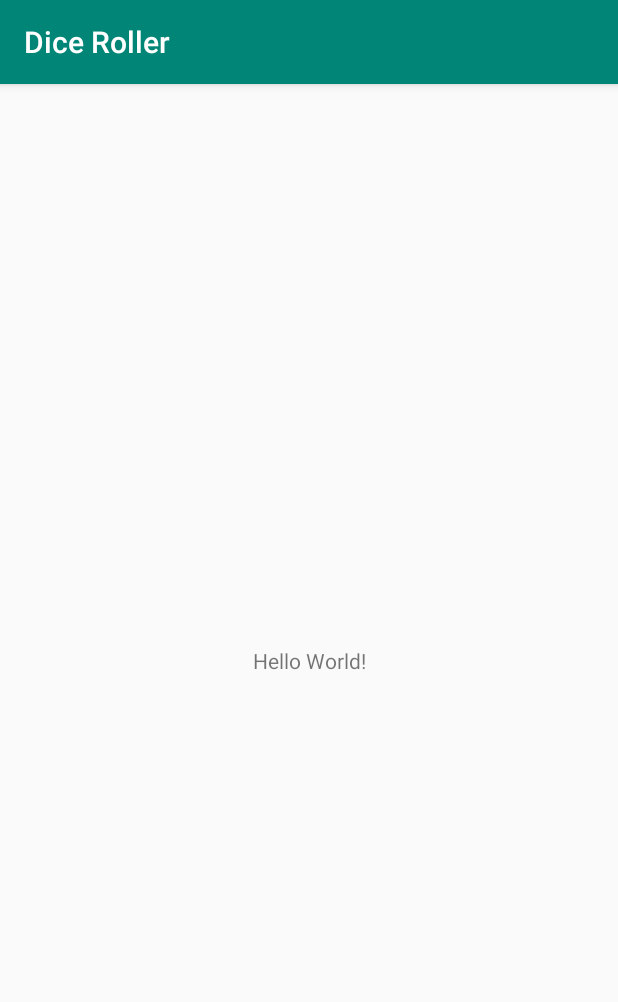
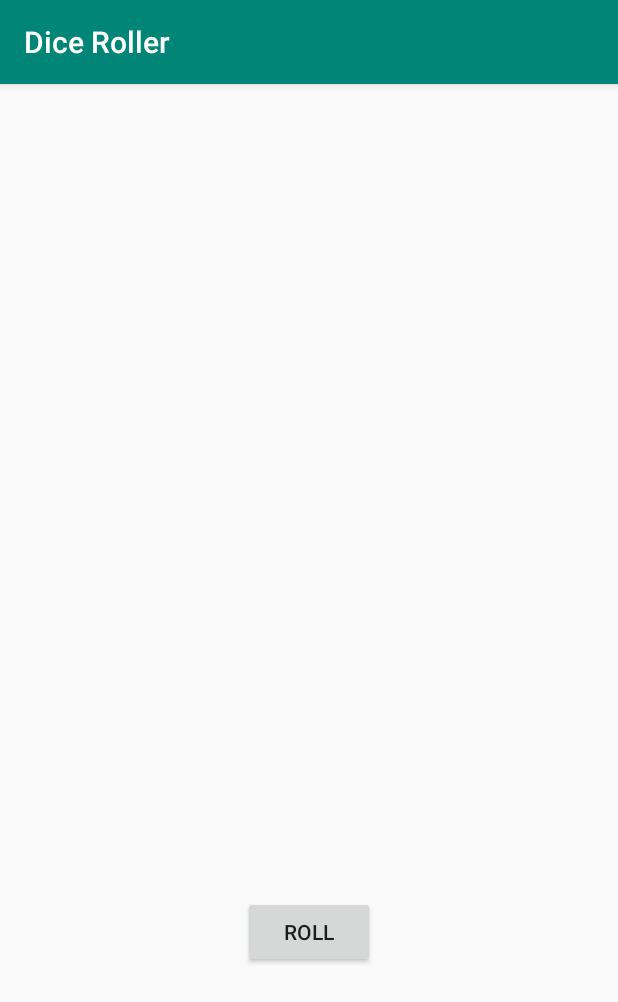
Before and after one commit to Robson75/DiceRoller, an Android app: the screen it shows after launch (MainActivity), on a phone screen of 412 x 824 dp. Shown: the top 1002 px of the screen. Run offline under Robolectric (Android 15) with nearby library versions, the phone set to English and light mode, and no system bars.

Commit message:
Make functional dice.

```diff
--- a/app/build.gradle
+++ b/app/build.gradle
@@ -14,6 +14,7 @@ android {
         versionCode 1
         versionName "1.0"
         testInstrumentationRunner "androidx.test.runner.AndroidJUnitRunner"
+        vectorDrawables.useSupportLibrary = true
     }
     buildTypes {
         release {
@@ -29,7 +30,7 @@ dependencies {
     implementation 'androidx.appcompat:appcompat:1.1.0'
     implementation 'androidx.core:core-ktx:1.2.0'
     implementation 'androidx.constraintlayout:constraintlayout:1.1.3'
-    testImplementation 'junit:junit:4.12'
+    testImplementation 'junit:junit:4.13'
     androidTestImplementation 'androidx.test.ext:junit:1.1.1'
     androidTestImplementation 'androidx.test.espresso:espresso-core:3.2.0'
 }
--- a/app/src/main/java/com/example/android/diceroller/MainActivity.kt
+++ b/app/src/main/java/com/example/android/diceroller/MainActivity.kt
@@ -2,11 +2,37 @@ package com.example.android.diceroller
 
 import androidx.appcompat.app.AppCompatActivity
 import android.os.Bundle
+import android.widget.Button
+import android.widget.ImageView
+import android.widget.TextView
+import android.widget.Toast
+import kotlin.random.Random
 
 class MainActivity : AppCompatActivity() {
+    lateinit var diceImage : ImageView
 
     override fun onCreate(savedInstanceState: Bundle?) {
         super.onCreate(savedInstanceState)
         setContentView(R.layout.activity_main)
+        diceImage = findViewById(R.id.dice_image)
+        val rollButton: Button = findViewById(R.id.roll_button)
+        rollButton.setOnClickListener {
+            rollDice()
+        }
     }
+
+    private fun rollDice(){
+        val randomInt = Random.nextInt(6) + 1
+        val drawableResource = when(randomInt){
+            1 -> R.drawable.dice_1
+            2 -> R.drawable.dice_2
+            3 -> R.drawable.dice_3
+            4 -> R.drawable.dice_4
+            5 -> R.drawable.dice_5
+            6 -> R.drawable.dice_6
+            else -> R.drawable.empty_dice
+        }
+        diceImage.setImageResource(drawableResource)
+    }
+
 }
--- /dev/null
+++ b/app/src/main/res/drawable-v24/dice_1.xml
@@ -0,0 +1,66 @@
+<!--
+  ~ Copyright 2018, The Android Open Source Project
+  ~
+  ~ Licensed under the Apache License, Version 2.0 (the "License");
+  ~ you may not use this file except in compliance with the License.
+  ~ You may obtain a copy of the License at
+  ~
+  ~     http://www.apache.org/licenses/LICENSE-2.0
+  ~
+  ~ Unless required by applicable law or agreed to in writing, software
+  ~ distributed under the License is distributed on an "AS IS" BASIS,
+  ~ WITHOUT WARRANTIES OR CONDITIONS OF ANY KIND, either express or implied.
+  ~ See the License for the specific language governing permissions and
+  ~ limitations under the License.
+  -->
+
+<vector xmlns:android="http://schemas.android.com/apk/res/android"
+    android:width="200dp"
+    android:height="250dp"
+    android:viewportWidth="800"
+    android:viewportHeight="1000">
+    <path
+        android:fillAlpha="0.5"
+        android:fillColor="#eee"
+        android:pathData="M740.8,635.42c-68.27,90.47 -249.77,201.76 -316,240.63a50.7,50.7 0,0 1,-49.93 0.81c-64.19,-35 -234.09,-133.88 -315.65,-242a14.69,14.69 0,0 1,-0.12 -17.49c77.58,-106.29 159.67,-258.89 341.06,-258.89 182,0 242.19,139.08 340.27,258.88A14.62,14.62 0,0 1,740.8 635.42Z"
+        android:strokeAlpha="0.5" />
+    <path
+        android:fillColor="#bdbdbd"
+        android:pathData="M704.9,630l-294.29,191.06l0,-340.85l294.29,-191.06l0,340.85z" />
+    <path
+        android:fillColor="#e0e0e0"
+        android:pathData="M97.59,630l294.29,191.06l0,-340.85l-294.29,-191.06l0,340.85z" />
+    <path
+        android:fillColor="#f5f5f5"
+        android:pathData="M400.14,464.73l-293.19,-191.45l293.19,-156.31l295.39,156.31l-295.39,191.45z" />
+    <path
+        android:fillColor="#eee"
+        android:pathData="M106.95,273.28l-9.36,15.87l294.29,191.06l8.26,-15.48l-293.19,-191.45z" />
+    <path
+        android:fillColor="#e0e0e0"
+        android:pathData="M695.53,273.28l9.37,15.87l-294.29,191.06l-10.47,-15.48l295.39,-191.45z" />
+    <path
+        android:fillColor="#eee"
+        android:pathData="M391.88,480.21h18.73v340.85h-18.73z" />
+    <path
+        android:fillColor="#f5f5f5"
+        android:pathData="M400.14,464.73l-8.26,15.48l18.73,0l-10.47,-15.48z" />
+    <path
+        android:fillColor="#78c257"
+        android:pathData="M397.45,297.62a16.9,28.71 97.07,1 0,4.16 -33.54a16.9,28.71 97.07,1 0,-4.16 33.54z" />
+    <path
+        android:fillColor="#78c257"
+        android:pathData="M297.17,539.02a30.12,16.11 53.82,1 0,26.01 -19.02a30.12,16.11 53.82,1 0,-26.01 19.02z" />
+    <path
+        android:fillColor="#78c257"
+        android:pathData="M161.96,588.24a30.12,16.11 53.82,1 0,26.01 -19.02a30.12,16.11 53.82,1 0,-26.01 19.02z" />
+    <path
+        android:fillColor="#78c257"
+        android:pathData="M551.15,579.45a30.12,16.11 126.18,1 0,35.56 -48.62a30.12,16.11 126.18,1 0,-35.56 48.62z" />
+    <path
+        android:fillColor="#78c257"
+        android:pathData="M469.12,549.58a30.12,16.11 126.18,1 0,35.56 -48.62a30.12,16.11 126.18,1 0,-35.56 48.62z" />
+    <path
+        android:fillColor="#78c257"
+        android:pathData="M633.17,609.29a30.12,16.11 126.18,1 0,35.56 -48.62a30.12,16.11 126.18,1 0,-35.56 48.62z" />
+</vector>
--- /dev/null
+++ b/app/src/main/res/drawable-v24/dice_2.xml
@@ -0,0 +1,66 @@
+<!--
+  ~ Copyright 2018, The Android Open Source Project
+  ~
+  ~ Licensed under the Apache License, Version 2.0 (the "License");
+  ~ you may not use this file except in compliance with the License.
+  ~ You may obtain a copy of the License at
+  ~
+  ~     http://www.apache.org/licenses/LICENSE-2.0
+  ~
+  ~ Unless required by applicable law or agreed to in writing, software
+  ~ distributed under the License is distributed on an "AS IS" BASIS,
+  ~ WITHOUT WARRANTIES OR CONDITIONS OF ANY KIND, either express or implied.
+  ~ See the License for the specific language governing permissions and
+  ~ limitations under the License.
+  -->
+
+<vector xmlns:android="http://schemas.android.com/apk/res/android"
+    android:width="200dp"
+    android:height="250dp"
+    android:viewportWidth="800"
+    android:viewportHeight="1000">
+    <path
+        android:fillAlpha="0.5"
+        android:fillColor="#eee"
+        android:pathData="M740.8,635.42c-68.27,90.47 -249.77,201.76 -316,240.63a50.7,50.7 0,0 1,-49.93 0.81c-64.19,-35 -234.09,-133.88 -315.65,-242a14.69,14.69 0,0 1,-0.12 -17.49c77.58,-106.29 159.67,-258.89 341.06,-258.89 182,0 242.19,139.08 340.27,258.88A14.62,14.62 0,0 1,740.8 635.42Z"
+        android:strokeAlpha="0.5" />
+    <path
+        android:fillColor="#bdbdbd"
+        android:pathData="M704.9,630l-294.29,191.06l0,-340.85l294.29,-191.06l0,340.85z" />
+    <path
+        android:fillColor="#e0e0e0"
+        android:pathData="M97.59,630l294.29,191.06l0,-340.85l-294.29,-191.06l0,340.85z" />
+    <path
+        android:fillColor="#f5f5f5"
+        android:pathData="M400.14,464.73l-293.19,-191.45l293.19,-156.31l295.39,156.31l-295.39,191.45z" />
+    <path
+        android:fillColor="#eee"
+        android:pathData="M106.95,273.28l-9.36,15.87l294.29,191.06l8.26,-15.48l-293.19,-191.45z" />
+    <path
+        android:fillColor="#e0e0e0"
+        android:pathData="M695.53,273.28l9.37,15.87l-294.29,191.06l-10.47,-15.48l295.39,-191.45z" />
+    <path
+        android:fillColor="#eee"
+        android:pathData="M391.88,480.21h18.73v340.85h-18.73z" />
+    <path
+        android:fillColor="#f5f5f5"
+        android:pathData="M400.14,464.73l-8.26,15.48l18.73,0l-10.47,-15.48z" />
+    <path
+        android:fillColor="#78c257"
+        android:pathData="M520.85,303.25a16.9,28.71 97.07,1 0,4.16 -33.54a16.9,28.71 97.07,1 0,-4.16 33.54z" />
+    <path
+        android:fillColor="#78c257"
+        android:pathData="M273.33,291.99a16.9,28.71 97.07,1 0,4.16 -33.54a16.9,28.71 97.07,1 0,-4.16 33.54z" />
+    <path
+        android:fillColor="#78c257"
+        android:pathData="M229.56,563.64a30.12,16.11 53.82,1 0,26.01 -19.02a30.12,16.11 53.82,1 0,-26.01 19.02z" />
+    <path
+        android:fillColor="#78c257"
+        android:pathData="M311.58,533.77a30.12,16.11 53.82,1 0,26.01 -19.02a30.12,16.11 53.82,1 0,-26.01 19.02z" />
+    <path
+        android:fillColor="#78c257"
+        android:pathData="M147.54,593.49a30.12,16.11 53.82,1 0,26.01 -19.02a30.12,16.11 53.82,1 0,-26.01 19.02z" />
+    <path
+        android:fillColor="#78c257"
+        android:pathData="M551.15,579.45a30.12,16.11 126.18,1 0,35.56 -48.62a30.12,16.11 126.18,1 0,-35.56 48.62z" />
+</vector>
--- /dev/null
+++ b/app/src/main/res/drawable-v24/dice_3.xml
@@ -0,0 +1,66 @@
+<!--
+  ~ Copyright 2018, The Android Open Source Project
+  ~
+  ~ Licensed under the Apache License, Version 2.0 (the "License");
+  ~ you may not use this file except in compliance with the License.
+  ~ You may obtain a copy of the License at
+  ~
+  ~     http://www.apache.org/licenses/LICENSE-2.0
+  ~
+  ~ Unless required by applicable law or agreed to in writing, software
+  ~ distributed under the License is distributed on an "AS IS" BASIS,
+  ~ WITHOUT WARRANTIES OR CONDITIONS OF ANY KIND, either express or implied.
+  ~ See the License for the specific language governing permissions and
+  ~ limitations under the License.
+  -->
+
+<vector xmlns:android="http://schemas.android.com/apk/res/android"
+    android:width="200dp"
+    android:height="250dp"
+    android:viewportWidth="800"
+    android:viewportHeight="1000">
+    <path
+        android:fillAlpha="0.5"
+        android:fillColor="#eee"
+        android:pathData="M740.8,635.42c-68.27,90.47 -249.77,201.76 -316,240.63a50.7,50.7 0,0 1,-49.93 0.81c-64.19,-35 -234.09,-133.88 -315.65,-242a14.69,14.69 0,0 1,-0.12 -17.49c77.58,-106.29 159.67,-258.89 341.06,-258.89 182,0 242.19,139.08 340.27,258.88A14.62,14.62 0,0 1,740.8 635.42Z"
+        android:strokeAlpha="0.5" />
+    <path
+        android:fillColor="#bdbdbd"
+        android:pathData="M704.9,630l-294.29,191.06l0,-340.85l294.29,-191.06l0,340.85z" />
+    <path
+        android:fillColor="#e0e0e0"
+        android:pathData="M97.59,630l294.29,191.06l0,-340.85l-294.29,-191.06l0,340.85z" />
+    <path
+        android:fillColor="#f5f5f5"
+        android:pathData="M400.14,464.73l-293.19,-191.45l293.19,-156.31l295.39,156.31l-295.39,191.45z" />
+    <path
+        android:fillColor="#eee"
+        android:pathData="M106.95,273.28l-9.36,15.87l294.29,191.06l8.26,-15.48l-293.19,-191.45z" />
+    <path
+        android:fillColor="#e0e0e0"
+        android:pathData="M695.53,273.28l9.37,15.87l-294.29,191.06l-10.47,-15.48l295.39,-191.45z" />
+    <path
+        android:fillColor="#eee"
+        android:pathData="M391.88,480.21h18.73v340.85h-18.73z" />
+    <path
+        android:fillColor="#f5f5f5"
+        android:pathData="M400.14,464.73l-8.26,15.48l18.73,0l-10.47,-15.48z" />
+    <path
+        android:fillColor="#78c257"
+        android:pathData="M398.11,297.62a16.9,28.71 97.07,1 0,4.16 -33.54a16.9,28.71 97.07,1 0,-4.16 33.54z" />
+    <path
+        android:fillColor="#78c257"
+        android:pathData="M548.27,304.46a16.9,28.71 97.07,1 0,4.16 -33.54a16.9,28.71 97.07,1 0,-4.16 33.54z" />
+    <path
+        android:fillColor="#78c257"
+        android:pathData="M247.95,290.79a16.9,28.71 97.07,1 0,4.16 -33.54a16.9,28.71 97.07,1 0,-4.16 33.54z" />
+    <path
+        android:fillColor="#78c257"
+        android:pathData="M229.56,563.64a30.12,16.11 53.82,1 0,26.01 -19.02a30.12,16.11 53.82,1 0,-26.01 19.02z" />
+    <path
+        android:fillColor="#78c257"
+        android:pathData="M483.54,554.83a30.12,16.11 126.18,1 0,35.56 -48.62a30.12,16.11 126.18,1 0,-35.56 48.62z" />
+    <path
+        android:fillColor="#78c257"
+        android:pathData="M618.75,604.04a30.12,16.11 126.18,1 0,35.56 -48.62a30.12,16.11 126.18,1 0,-35.56 48.62z" />
+</vector>
--- /dev/null
+++ b/app/src/main/res/drawable-v24/dice_4.xml
@@ -0,0 +1,69 @@
+<!--
+  ~ Copyright 2018, The Android Open Source Project
+  ~
+  ~ Licensed under the Apache License, Version 2.0 (the "License");
+  ~ you may not use this file except in compliance with the License.
+  ~ You may obtain a copy of the License at
+  ~
+  ~     http://www.apache.org/licenses/LICENSE-2.0
+  ~
+  ~ Unless required by applicable law or agreed to in writing, software
+  ~ distributed under the License is distributed on an "AS IS" BASIS,
+  ~ WITHOUT WARRANTIES OR CONDITIONS OF ANY KIND, either express or implied.
+  ~ See the License for the specific language governing permissions and
+  ~ limitations under the License.
+  -->
+
+<vector xmlns:android="http://schemas.android.com/apk/res/android"
+    android:width="200dp"
+    android:height="250dp"
+    android:viewportWidth="800"
+    android:viewportHeight="1000">
+    <path
+        android:fillAlpha="0.5"
+        android:fillColor="#eee"
+        android:pathData="M740.8,635.42c-68.27,90.47 -249.77,201.76 -316,240.63a50.7,50.7 0,0 1,-49.93 0.81c-64.19,-35 -234.09,-133.88 -315.65,-242a14.69,14.69 0,0 1,-0.12 -17.49c77.58,-106.29 159.67,-258.89 341.06,-258.89 182,0 242.19,139.08 340.27,258.88A14.62,14.62 0,0 1,740.8 635.42Z"
+        android:strokeAlpha="0.5" />
+    <path
+        android:fillColor="#bdbdbd"
+        android:pathData="M704.9,630l-294.29,191.06l0,-340.85l294.29,-191.06l0,340.85z" />
+    <path
+        android:fillColor="#e0e0e0"
+        android:pathData="M97.59,630l294.29,191.06l0,-340.85l-294.29,-191.06l0,340.85z" />
+    <path
+        android:fillColor="#f5f5f5"
+        android:pathData="M400.14,464.73l-293.19,-191.45l293.19,-156.31l295.39,156.31l-295.39,191.45z" />
+    <path
+        android:fillColor="#eee"
+        android:pathData="M106.95,273.28l-9.36,15.87l294.29,191.06l8.26,-15.48l-293.19,-191.45z" />
+    <path
+        android:fillColor="#e0e0e0"
+        android:pathData="M695.53,273.28l9.37,15.87l-294.29,191.06l-10.47,-15.48l295.39,-191.45z" />
+    <path
+        android:fillColor="#eee"
+        android:pathData="M391.88,480.21h18.73v340.85h-18.73z" />
+    <path
+        android:fillColor="#f5f5f5"
+        android:pathData="M400.14,464.73l-8.26,15.48l18.73,0l-10.47,-15.48z" />
+    <path
+        android:fillColor="#78c257"
+        android:pathData="M530.08,303.65a16.9,28.71 97.07,1 0,4.16 -33.54a16.9,28.71 97.07,1 0,-4.16 33.54z" />
+    <path
+        android:fillColor="#78c257"
+        android:pathData="M389.68,218.17a16.9,28.71 97.07,1 0,4.16 -33.54a16.9,28.71 97.07,1 0,-4.16 33.54z" />
+    <path
+        android:fillColor="#78c257"
+        android:pathData="M405.35,377.09a16.9,28.71 97.07,1 0,4.16 -33.54a16.9,28.71 97.07,1 0,-4.16 33.54z" />
+    <path
+        android:fillColor="#78c257"
+        android:pathData="M264.95,291.6a16.9,28.71 97.07,1 0,4.16 -33.54a16.9,28.71 97.07,1 0,-4.16 33.54z" />
+    <path
+        android:fillColor="#78c257"
+        android:pathData="M297.17,541.59a30.12,16.11 53.82,1 0,26.01 -19.02a30.12,16.11 53.82,1 0,-26.01 19.02z" />
+    <path
+        android:fillColor="#78c257"
+        android:pathData="M161.96,590.81a30.12,16.11 53.82,1 0,26.01 -19.02a30.12,16.11 53.82,1 0,-26.01 19.02z" />
+    <path
+        android:fillColor="#78c257"
+        android:pathData="M551.15,579.45a30.12,16.11 126.18,1 0,35.56 -48.62a30.12,16.11 126.18,1 0,-35.56 48.62z" />
+</vector>
--- /dev/null
+++ b/app/src/main/res/drawable-v24/dice_5.xml
@@ -0,0 +1,75 @@
+<!--
+  ~ Copyright 2018, The Android Open Source Project
+  ~
+  ~ Licensed under the Apache License, Version 2.0 (the "License");
+  ~ you may not use this file except in compliance with the License.
+  ~ You may obtain a copy of the License at
+  ~
+  ~     http://www.apache.org/licenses/LICENSE-2.0
+  ~
+  ~ Unless required by applicable law or agreed to in writing, software
+  ~ distributed under the License is distributed on an "AS IS" BASIS,
+  ~ WITHOUT WARRANTIES OR CONDITIONS OF ANY KIND, either express or implied.
+  ~ See the License for the specific language governing permissions and
+  ~ limitations under the License.
+  -->
+
+<vector xmlns:android="http://schemas.android.com/apk/res/android"
+    android:width="200dp"
+    android:height="250dp"
+    android:viewportWidth="800"
+    android:viewportHeight="1000">
+    <path
+        android:fillAlpha="0.5"
+        android:fillColor="#eee"
+        android:pathData="M740.8,635.42c-68.27,90.47 -249.77,201.76 -316,240.63a50.7,50.7 0,0 1,-49.93 0.81c-64.19,-35 -234.09,-133.88 -315.65,-242a14.69,14.69 0,0 1,-0.12 -17.49c77.58,-106.29 159.67,-258.89 341.06,-258.89 182,0 242.19,139.08 340.27,258.88A14.62,14.62 0,0 1,740.8 635.42Z"
+        android:strokeAlpha="0.5" />
+    <path
+        android:fillColor="#bdbdbd"
+        android:pathData="M704.9,630l-294.29,191.06l0,-340.85l294.29,-191.06l0,340.85z" />
+    <path
+        android:fillColor="#e0e0e0"
+        android:pathData="M97.59,630l294.29,191.06l0,-340.85l-294.29,-191.06l0,340.85z" />
+    <path
+        android:fillColor="#f5f5f5"
+        android:pathData="M400.14,464.73l-293.19,-191.45l293.19,-156.31l295.39,156.31l-295.39,191.45z" />
+    <path
+        android:fillColor="#eee"
+        android:pathData="M106.95,273.28l-9.36,15.87l294.29,191.06l8.26,-15.48l-293.19,-191.45z" />
+    <path
+        android:fillColor="#e0e0e0"
+        android:pathData="M695.53,273.28l9.37,15.87l-294.29,191.06l-10.47,-15.48l295.39,-191.45z" />
+    <path
+        android:fillColor="#eee"
+        android:pathData="M391.88,480.21h18.73v340.85h-18.73z" />
+    <path
+        android:fillColor="#f5f5f5"
+        android:pathData="M400.14,464.73l-8.26,15.48l18.73,0l-10.47,-15.48z" />
+    <path
+        android:fillColor="#78c257"
+        android:pathData="M397.05,297.63a16.9,28.71 97.07,1 0,4.16 -33.54a16.9,28.71 97.07,1 0,-4.16 33.54z" />
+    <path
+        android:fillColor="#78c257"
+        android:pathData="M547.21,304.45a16.9,28.71 97.07,1 0,4.16 -33.54a16.9,28.71 97.07,1 0,-4.16 33.54z" />
+    <path
+        android:fillColor="#78c257"
+        android:pathData="M388.17,207.62a16.9,28.71 97.07,1 0,4.16 -33.54a16.9,28.71 97.07,1 0,-4.16 33.54z" />
+    <path
+        android:fillColor="#78c257"
+        android:pathData="M405.93,387.62a16.9,28.71 97.07,1 0,4.16 -33.54a16.9,28.71 97.07,1 0,-4.16 33.54z" />
+    <path
+        android:fillColor="#78c257"
+        android:pathData="M246.89,290.79a16.9,28.71 97.07,1 0,4.16 -33.54a16.9,28.71 97.07,1 0,-4.16 33.54z" />
+    <path
+        android:fillColor="#78c257"
+        android:pathData="M229.56,563.64a30.12,16.11 53.82,1 0,26.01 -19.02a30.12,16.11 53.82,1 0,-26.01 19.02z" />
+    <path
+        android:fillColor="#78c257"
+        android:pathData="M551.15,579.45a30.12,16.11 126.18,1 0,35.56 -48.62a30.12,16.11 126.18,1 0,-35.56 48.62z" />
+    <path
+        android:fillColor="#78c257"
+        android:pathData="M469.12,549.58a30.12,16.11 126.18,1 0,35.56 -48.62a30.12,16.11 126.18,1 0,-35.56 48.62z" />
+    <path
+        android:fillColor="#78c257"
+        android:pathData="M633.17,609.29a30.12,16.11 126.18,1 0,35.56 -48.62a30.12,16.11 126.18,1 0,-35.56 48.62z" />
+</vector>
--- /dev/null
+++ b/app/src/main/res/drawable-v24/dice_6.xml
@@ -0,0 +1,81 @@
+<!--
+  ~ Copyright 2018, The Android Open Source Project
+  ~
+  ~ Licensed under the Apache License, Version 2.0 (the "License");
+  ~ you may not use this file except in compliance with the License.
+  ~ You may obtain a copy of the License at
+  ~
+  ~     http://www.apache.org/licenses/LICENSE-2.0
+  ~
+  ~ Unless required by applicable law or agreed to in writing, software
+  ~ distributed under the License is distributed on an "AS IS" BASIS,
+  ~ WITHOUT WARRANTIES OR CONDITIONS OF ANY KIND, either express or implied.
+  ~ See the License for the specific language governing permissions and
+  ~ limitations under the License.
+  -->
+
+<vector xmlns:android="http://schemas.android.com/apk/res/android"
+    android:width="200dp"
+    android:height="250dp"
+    android:viewportWidth="800"
+    android:viewportHeight="1000">
+    <path
+        android:fillAlpha="0.5"
+        android:fillColor="#eee"
+        android:pathData="M740.8,635.42c-68.27,90.47 -249.77,201.76 -316,240.63a50.7,50.7 0,0 1,-49.93 0.81c-64.19,-35 -234.09,-133.88 -315.65,-242a14.69,14.69 0,0 1,-0.12 -17.49c77.58,-106.29 159.67,-258.89 341.06,-258.89 182,0 242.19,139.08 340.27,258.88A14.62,14.62 0,0 1,740.8 635.42Z"
+        android:strokeAlpha="0.5" />
+    <path
+        android:fillColor="#bdbdbd"
+        android:pathData="M704.9,630l-294.29,191.06l0,-340.85l294.29,-191.06l0,340.85z" />
+    <path
+        android:fillColor="#e0e0e0"
+        android:pathData="M97.59,630l294.29,191.06l0,-340.85l-294.29,-191.06l0,340.85z" />
+    <path
+        android:fillColor="#f5f5f5"
+        android:pathData="M400.14,464.73l-293.19,-191.45l293.19,-156.31l295.39,156.31l-295.39,191.45z" />
+    <path
+        android:fillColor="#eee"
+        android:pathData="M106.95,273.28l-9.36,15.87l294.29,191.06l8.26,-15.48l-293.19,-191.45z" />
+    <path
+        android:fillColor="#e0e0e0"
+        android:pathData="M695.53,273.28l9.37,15.87l-294.29,191.06l-10.47,-15.48l295.39,-191.45z" />
+    <path
+        android:fillColor="#eee"
+        android:pathData="M391.88,480.21h18.73v340.85h-18.73z" />
+    <path
+        android:fillColor="#f5f5f5"
+        android:pathData="M400.14,464.73l-8.26,15.48l18.73,0l-10.47,-15.48z" />
+    <path
+        android:fillColor="#78c257"
+        android:pathData="M326.53,254.89a16.9,28.71 97.07,1 0,4.16 -33.54a16.9,28.71 97.07,1 0,-4.16 33.54z" />
+    <path
+        android:fillColor="#78c257"
+        android:pathData="M537.57,298.78a16.9,28.71 97.07,1 0,4.16 -33.54a16.9,28.71 97.07,1 0,-4.16 33.54z" />
+    <path
+        android:fillColor="#78c257"
+        android:pathData="M397.17,213.3a16.9,28.71 97.07,1 0,4.16 -33.54a16.9,28.71 97.07,1 0,-4.16 33.54z" />
+    <path
+        android:fillColor="#78c257"
+        android:pathData="M396.31,381.95a16.9,28.71 97.07,1 0,4.16 -33.54a16.9,28.71 97.07,1 0,-4.16 33.54z" />
+    <path
+        android:fillColor="#78c257"
+        android:pathData="M255.91,296.47a16.9,28.71 97.07,1 0,4.16 -33.54a16.9,28.71 97.07,1 0,-4.16 33.54z" />
+    <path
+        android:fillColor="#78c257"
+        android:pathData="M466.93,340.37a16.9,28.71 97.07,1 0,4.16 -33.54a16.9,28.71 97.07,1 0,-4.16 33.54z" />
+    <path
+        android:fillColor="#78c257"
+        android:pathData="M230,563.64a30.12,16.11 53.82,1 0,26.01 -19.02a30.12,16.11 53.82,1 0,-26.01 19.02z" />
+    <path
+        android:fillColor="#78c257"
+        android:pathData="M312.02,533.78a30.12,16.11 53.82,1 0,26.01 -19.02a30.12,16.11 53.82,1 0,-26.01 19.02z" />
+    <path
+        android:fillColor="#78c257"
+        android:pathData="M147.96,593.48a30.12,16.11 53.82,1 0,26.01 -19.02a30.12,16.11 53.82,1 0,-26.01 19.02z" />
+    <path
+        android:fillColor="#78c257"
+        android:pathData="M483.54,554.83a30.12,16.11 126.18,1 0,35.56 -48.62a30.12,16.11 126.18,1 0,-35.56 48.62z" />
+    <path
+        android:fillColor="#78c257"
+        android:pathData="M618.75,604.04a30.12,16.11 126.18,1 0,35.56 -48.62a30.12,16.11 126.18,1 0,-35.56 48.62z" />
+</vector>
--- /dev/null
+++ b/app/src/main/res/drawable-v24/empty_dice.xml
@@ -0,0 +1,27 @@
+<!--
+  ~ Copyright 2018, The Android Open Source Project
+  ~
+  ~ Licensed under the Apache License, Version 2.0 (the "License");
+  ~ you may not use this file except in compliance with the License.
+  ~ You may obtain a copy of the License at
+  ~
+  ~     http://www.apache.org/licenses/LICENSE-2.0
+  ~
+  ~ Unless required by applicable law or agreed to in writing, software
+  ~ distributed under the License is distributed on an "AS IS" BASIS,
+  ~ WITHOUT WARRANTIES OR CONDITIONS OF ANY KIND, either express or implied.
+  ~ See the License for the specific language governing permissions and
+  ~ limitations under the License.
+  -->
+
+<vector xmlns:android="http://schemas.android.com/apk/res/android"
+    android:width="200dp"
+    android:height="250dp"
+    android:viewportWidth="800"
+    android:viewportHeight="1000">
+
+    <path
+        android:fillColor="#00000000"
+        android:pathData="M0,0l0,0z" />
+
+</vector>
--- a/app/src/main/res/layout/activity_main.xml
+++ b/app/src/main/res/layout/activity_main.xml
@@ -6,13 +6,26 @@
     android:layout_height="match_parent"
     tools:context=".MainActivity">
 
-    <TextView
+   <ImageView
+       android:id="@+id/dice_image"
+       android:layout_width="wrap_content"
+       android:layout_height="wrap_content"
+       app:layout_constraintTop_toTopOf="parent"
+       app:layout_constraintEnd_toEndOf="parent"
+       app:layout_constraintStart_toStartOf="parent"
+       app:layout_constraintBottom_toBottomOf="parent"
+       app:srcCompat="@drawable/empty_dice"
+       tools:srcCompat="@drawable/dice_1"
+    />
+
+    <Button
+        android:id="@+id/roll_button"
         android:layout_width="wrap_content"
         android:layout_height="wrap_content"
-        android:text="Hello World!"
-        app:layout_constraintBottom_toBottomOf="parent"
-        app:layout_constraintLeft_toLeftOf="parent"
-        app:layout_constraintRight_toRightOf="parent"
-        app:layout_constraintTop_toTopOf="parent" />
+        android:layout_marginTop="32dp"
+        android:text="@string/roll"
+        app:layout_constraintEnd_toEndOf="parent"
+        app:layout_constraintStart_toStartOf="parent"
+        app:layout_constraintTop_toBottomOf="@+id/dice_image" />
 
 </androidx.constraintlayout.widget.ConstraintLayout>
--- a/app/src/main/res/values/strings.xml
+++ b/app/src/main/res/values/strings.xml
@@ -1,3 +1,4 @@
 <resources>
     <string name="app_name">Dice Roller</string>
+    <string name="roll">Roll</string>
 </resources>
```
